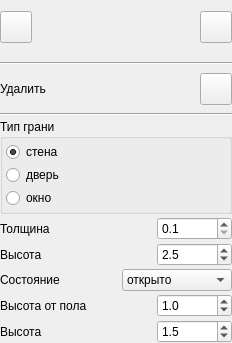
Old version of the form fluffy-dollop/applicationplugins/floorgraphmakerplugin/instrumentalform.ui in the repository autocomp/fluffy-dollop.
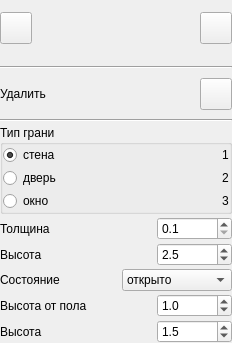
New version of the form.

What changed in the file:
```diff
--- a/fluffy-dollop/applicationplugins/floorgraphmakerplugin/instrumentalform.ui
+++ b/fluffy-dollop/applicationplugins/floorgraphmakerplugin/instrumentalform.ui
@@ -225,15 +225,20 @@
           <number>3</number>
          </property>
          <property name="leftMargin">
-          <number>3</number>
+          <number>0</number>
          </property>
          <property name="topMargin">
-          <number>3</number>
+          <number>0</number>
          </property>
          <property name="rightMargin">
-          <number>3</number>
+          <number>0</number>
          </property>
          <property name="bottomMargin">
+          <number>0</number>
+         </property>
+         <item>
+          <layout class="QHBoxLayout" name="horizontalLayout_5">
+           <property name="spacing">
           <number>3</number>
          </property>
          <item>
@@ -247,6 +252,33 @@
           </widget>
          </item>
          <item>
+            <spacer name="horizontalSpacer_6">
+             <property name="orientation">
+              <enum>Qt::Horizontal</enum>
+             </property>
+             <property name="sizeHint" stdset="0">
+              <size>
+               <width>40</width>
+               <height>20</height>
+              </size>
+             </property>
+            </spacer>
+           </item>
+           <item>
+            <widget class="QLabel" name="label_4">
+             <property name="text">
+              <string>1</string>
+             </property>
+            </widget>
+           </item>
+          </layout>
+         </item>
+         <item>
+          <layout class="QHBoxLayout" name="horizontalLayout_6">
+           <property name="spacing">
+            <number>3</number>
+           </property>
+           <item>
           <widget class="QRadioButton" name="doorRB">
            <property name="text">
             <string>дверь</string>
@@ -254,11 +286,60 @@
           </widget>
          </item>
          <item>
+            <spacer name="horizontalSpacer_7">
+             <property name="orientation">
+              <enum>Qt::Horizontal</enum>
+             </property>
+             <property name="sizeHint" stdset="0">
+              <size>
+               <width>40</width>
+               <height>20</height>
+              </size>
+             </property>
+            </spacer>
+           </item>
+           <item>
+            <widget class="QLabel" name="label_5">
+             <property name="text">
+              <string>2</string>
+             </property>
+            </widget>
+           </item>
+          </layout>
+         </item>
+         <item>
+          <layout class="QHBoxLayout" name="horizontalLayout_7">
+           <property name="spacing">
+            <number>3</number>
+           </property>
+           <item>
           <widget class="QRadioButton" name="windowRB">
            <property name="text">
             <string>окно</string>
            </property>
           </widget>
+           </item>
+           <item>
+            <spacer name="horizontalSpacer_10">
+             <property name="orientation">
+              <enum>Qt::Horizontal</enum>
+             </property>
+             <property name="sizeHint" stdset="0">
+              <size>
+               <width>40</width>
+               <height>20</height>
+              </size>
+             </property>
+            </spacer>
+           </item>
+           <item>
+            <widget class="QLabel" name="label_7">
+             <property name="text">
+              <string>3</string>
+             </property>
+            </widget>
+           </item>
+          </layout>
          </item>
         </layout>
        </widget>
```
Lines whose indentation alone changed are shown as unchanged.
